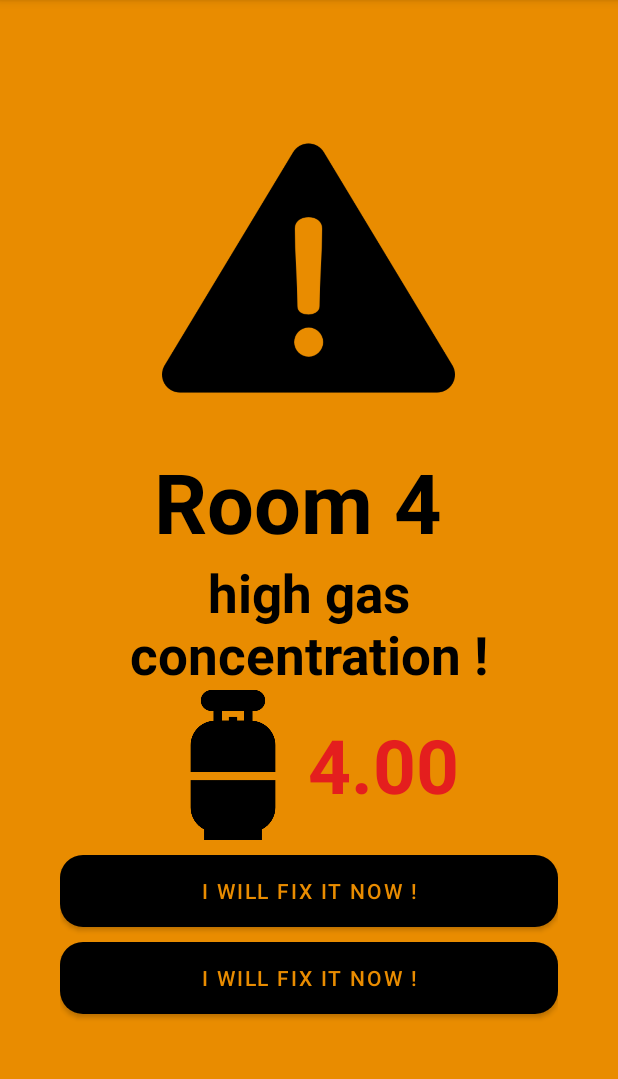
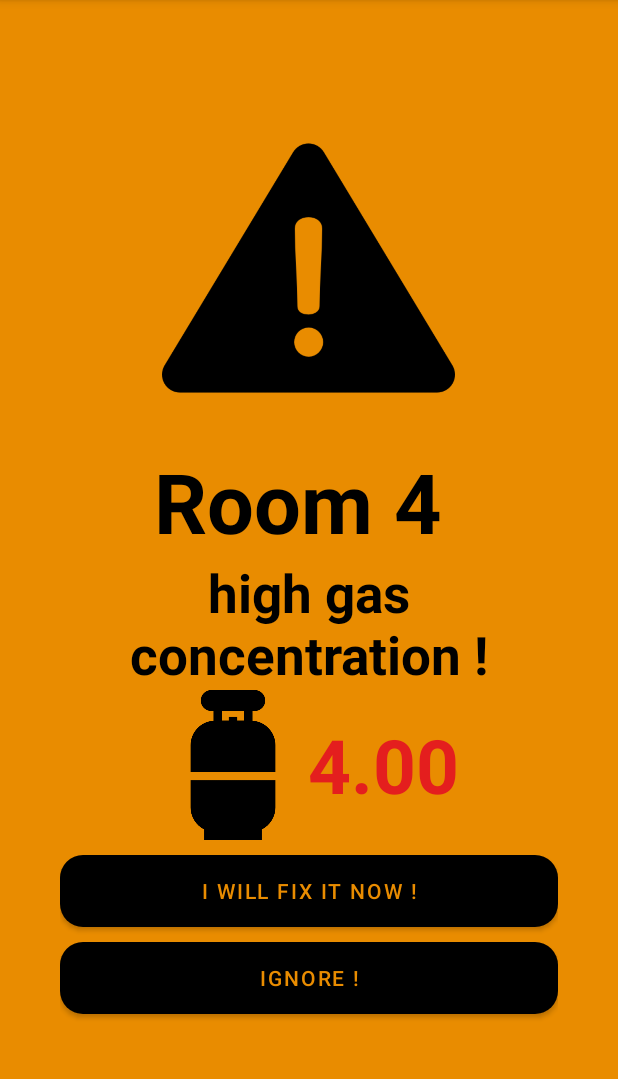
Before and after one commit to BinhPhamQuang/FireAlert, an Android app: the WarningActivity screen opened directly, with no data from a screen before it, on a phone screen of 412 x 824 dp, the part 84-1163 px from its top. Run offline under Robolectric (Android 15) with nearby library versions, the light colour scheme and no system bars.

Commit message:
fix text button

```diff
--- a/app/src/main/res/layout/activity_warning.xml
+++ b/app/src/main/res/layout/activity_warning.xml
@@ -83,7 +83,7 @@
             android:layout_height="wrap_content"
             android:layout_below="@id/btn_fixitnow"
             android:background="@drawable/layout_button"
-            android:text="I will fix it now !"
+            android:text="Ignore !"
             app:backgroundTint="#000000"
             android:textColor="@color/yellow"/>
 
```
